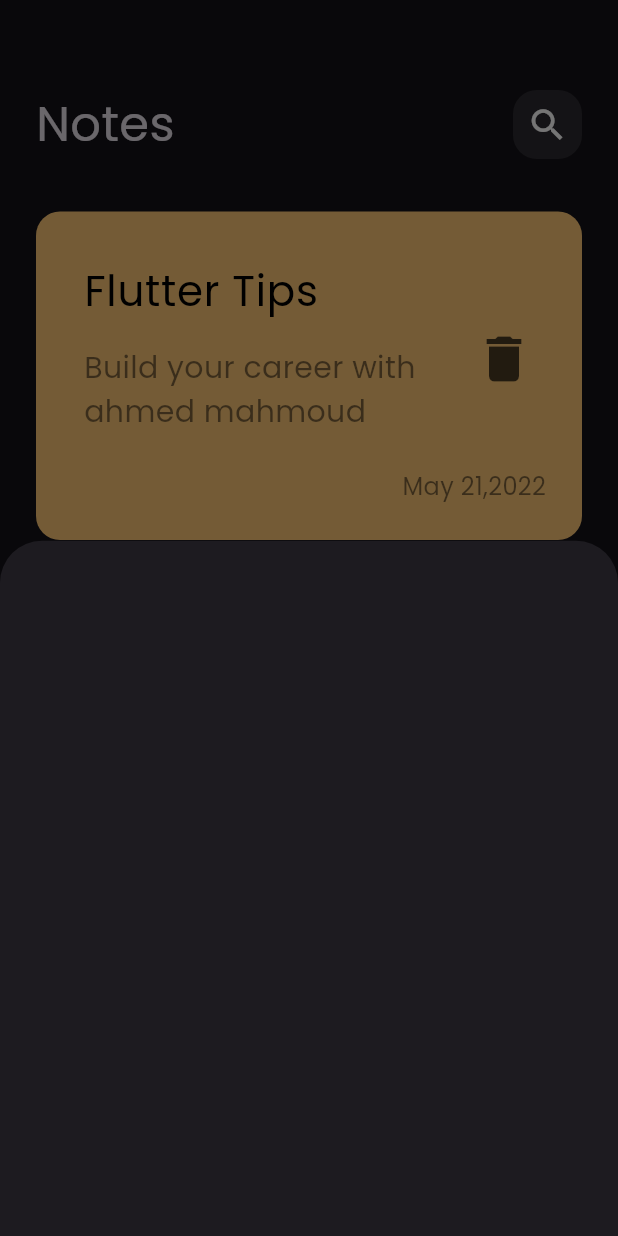
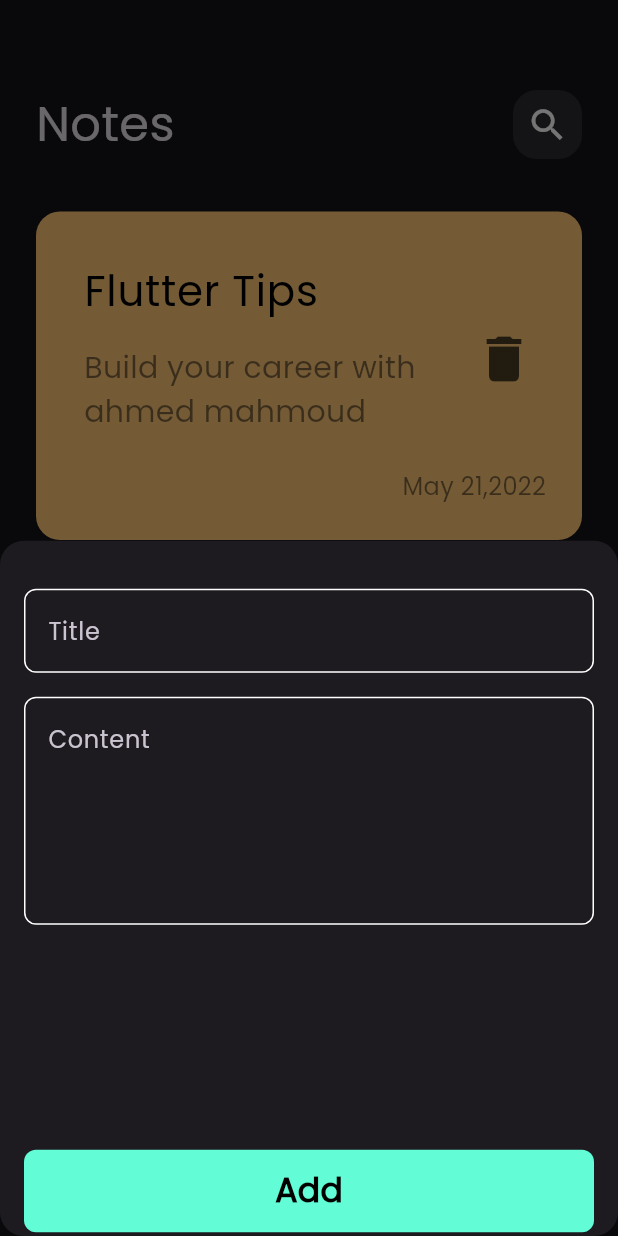
Before and after one commit to AhmedMahmoud221/notes_app, a Flutter app: the screen it shows after launch, after a tap on the "add" icon, on a phone screen of 412 x 824 dp. Run offline on Flutter 3.47's test engine with Material 3 defaults, Android fonts, the phone set to English and light mode, and no system bars.

Commit message:
Add AddNoteBottomSheet with input fields and custom button; create CustomTextField widget for better reusability

```diff
--- /dev/null
+++ b/lib/constansts.dart
@@ -0,0 +1,3 @@
+import 'package:flutter/animation.dart';
+
+const kPrimaryColor = Color(0xff62FCD7);
--- a/lib/views/notes_view.dart
+++ b/lib/views/notes_view.dart
@@ -11,7 +11,12 @@ class NotesView extends StatelessWidget {
       floatingActionButton: FloatingActionButton(
         backgroundColor: Colors.white,
         onPressed: () {
-          showModalBottomSheet(context: context, builder: (context){
+          showModalBottomSheet(
+            shape: RoundedRectangleBorder(
+              borderRadius: BorderRadius.circular(16),
+            ),
+            context: context,
+            builder: (context){
             return const AddNoteBottomSheet();
           });
         } ,
--- a/lib/views/widgets/add_note_bottom_sheet.dart
+++ b/lib/views/widgets/add_note_bottom_sheet.dart
@@ -1,10 +1,32 @@
 import 'package:flutter/material.dart';
+import 'package:notes_app/views/widgets/custom_button.dart';
+import 'package:notes_app/views/widgets/custom_text_field.dart';
 
 class AddNoteBottomSheet extends StatelessWidget {
   const AddNoteBottomSheet({super.key});
 
   @override
   Widget build(BuildContext context) {
-    return Container();
+    return Padding(
+      padding: const EdgeInsets.symmetric(horizontal: 16.0),
+      child: SingleChildScrollView(
+        child: Column(
+          children: const [
+            SizedBox(height: 32,),
+            CustomTextField(
+              hint: 'Title',
+            ),
+            SizedBox(height: 16,),
+            CustomTextField(
+              hint: 'Content',
+              maxLines: 5,
+            ),
+            SizedBox(height: 150,),
+            CustomButton(),
+            SizedBox(height: 30,),
+          ],
+        ),
+      ),
+    );
   }
 }
--- /dev/null
+++ b/lib/views/widgets/custom_button.dart
@@ -0,0 +1,25 @@
+import 'package:flutter/material.dart';
+import 'package:notes_app/constansts.dart';
+
+class CustomButton extends StatelessWidget {
+  const CustomButton({super.key});
+
+  @override
+  Widget build(BuildContext context) {
+    return Container(
+      width: MediaQuery.of(context).size.width,
+      height: 55,
+      decoration: BoxDecoration(
+        color: kPrimaryColor,
+        borderRadius: BorderRadius.circular(8),
+      ),
+      child: const Center(
+        child: Text('Add', style: TextStyle(
+          color: Colors.black,
+          fontSize: 22,
+          fontWeight: FontWeight.bold,
+        ),),
+      ),
+    );
+  }
+}
--- /dev/null
+++ b/lib/views/widgets/custom_text_field.dart
@@ -0,0 +1,33 @@
+import 'package:flutter/material.dart';
+import 'package:notes_app/constansts.dart';
+
+class CustomTextField extends StatelessWidget {
+  const CustomTextField({super.key, required this.hint, this.maxLines = 1});
+
+  final String hint;
+  final int maxLines;
+  @override
+  Widget build(BuildContext context) {
+    return TextField(
+      cursorColor: kPrimaryColor,
+      maxLines: maxLines,
+      decoration: InputDecoration(
+        hintText: hint,
+        border: buildBorder(),
+        enabledBorder: buildBorder(),
+        focusedBorder: buildBorder(kPrimaryColor),
+      ),
+    );
+  }
+
+
+
+  OutlineInputBorder buildBorder([color]) {
+    return OutlineInputBorder(
+      borderRadius: BorderRadius.circular(8,),
+      borderSide: BorderSide(
+        color: color ?? Colors.white,
+      )
+    );
+  }
+}
```
